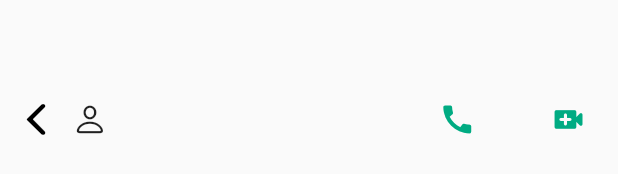
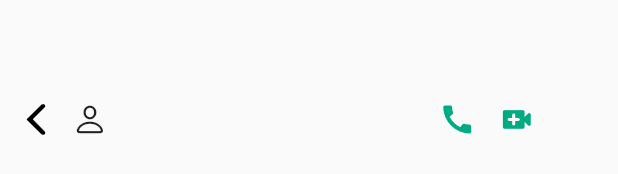
Before and after one commit to George-Samir88/we_chat, a Flutter app: the CustomFlexibleAppBar widget shown alone on an empty page, opened directly with empty values, on a phone screen of 412 x 824 dp. Shown: the part 499-673 px from the top of the screen. Run offline on Flutter 3.47's test engine with Material 2 defaults, Android fonts, the phone set to English and light mode, and no system bars; drawn by our look-alikes of cached_network_image; our stand-ins replace audio_video_progress_bar, cloud_firestore, dartz, dio, emoji_picker_flutter, firebase_auth and 13 more; missing offline and left inert: flutter_notification_channel, record, zego_uikit_prebuilt_call; accounts and stored records are empty; network calls fail.

Commit message:
make ui responsive

```diff
--- a/lib/features/chat/presentation/widgets/custom_flexible_app_bar.dart
+++ b/lib/features/chat/presentation/widgets/custom_flexible_app_bar.dart
@@ -125,7 +125,6 @@ class CustomFlexibleAppBar extends StatelessWidget {
         ),
         Expanded(
           child: Row(
-            mainAxisAlignment: MainAxisAlignment.spaceBetween,
             children: [
               IconButton(
                 icon: Icon(Icons.call),
@@ -143,6 +142,9 @@ class CustomFlexibleAppBar extends StatelessWidget {
                           builder: (context) => OneToOneAudioCall(
                               userId: chatUser.id, userName: chatUser.name)));
                 },
+              ),
+              SizedBox(
+                width: 15,
               ),
               IconButton(
                 icon: Icon(Icons.video_call_rounded),
```
Also changed, not shown: lib/features/chat/presentation/widgets/controls_audio.dart (+6 -6 lines).
